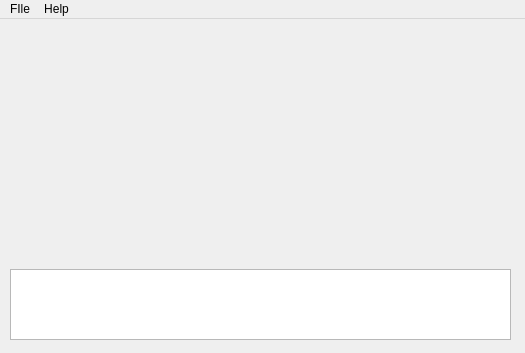
This is ui/passerine.ui in BojanV03/RS14-passerine as Qt 5 draws it before an edit. The edited form follows.
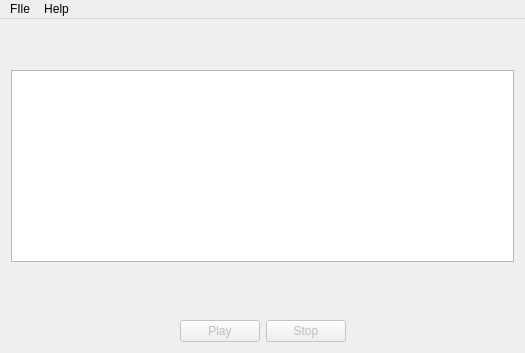
This is the edited form.

Commit message: Basic Play/Pause functionality added

Patch:
```diff
--- a/ui/passerine.ui
+++ b/ui/passerine.ui
@@ -20,16 +20,90 @@
    <property name="autoFillBackground">
     <bool>false</bool>
    </property>
-   <widget class="QTextEdit" name="tbLyrics">
-    <property name="geometry">
-     <rect>
-      <x>10</x>
-      <y>250</y>
-      <width>501</width>
-      <height>71</height>
-     </rect>
-    </property>
-   </widget>
+   <layout class="QVBoxLayout" name="verticalLayout">
+    <item>
+     <spacer name="verticalSpacer_2">
+      <property name="orientation">
+       <enum>Qt::Vertical</enum>
+      </property>
+      <property name="sizeType">
+       <enum>QSizePolicy::Fixed</enum>
+      </property>
+      <property name="sizeHint" stdset="0">
+       <size>
+        <width>20</width>
+        <height>40</height>
+       </size>
+      </property>
+     </spacer>
+    </item>
+    <item>
+     <widget class="QGraphicsView" name="graphicsView"/>
+    </item>
+    <item>
+     <spacer name="verticalSpacer">
+      <property name="orientation">
+       <enum>Qt::Vertical</enum>
+      </property>
+      <property name="sizeHint" stdset="0">
+       <size>
+        <width>20</width>
+        <height>40</height>
+       </size>
+      </property>
+     </spacer>
+    </item>
+    <item>
+     <layout class="QHBoxLayout" name="horizontalLayout">
+      <item>
+       <spacer name="horizontalSpacer_2">
+        <property name="orientation">
+         <enum>Qt::Horizontal</enum>
+        </property>
+        <property name="sizeHint" stdset="0">
+         <size>
+          <width>40</width>
+          <height>20</height>
+         </size>
+        </property>
+       </spacer>
+      </item>
+      <item>
+       <widget class="QPushButton" name="playPauseButton">
+        <property name="enabled">
+         <bool>false</bool>
+        </property>
+        <property name="text">
+         <string>Play</string>
+        </property>
+       </widget>
+      </item>
+      <item>
+       <widget class="QPushButton" name="stopButton">
+        <property name="enabled">
+         <bool>false</bool>
+        </property>
+        <property name="text">
+         <string>Stop</string>
+        </property>
+       </widget>
+      </item>
+      <item>
+       <spacer name="horizontalSpacer">
+        <property name="orientation">
+         <enum>Qt::Horizontal</enum>
+        </property>
+        <property name="sizeHint" stdset="0">
+         <size>
+          <width>40</width>
+          <height>20</height>
+         </size>
+        </property>
+       </spacer>
+      </item>
+     </layout>
+    </item>
+   </layout>
   </widget>
   <widget class="QMenuBar" name="menuBar">
    <property name="geometry">
```
The commit also changes 8 other files.
